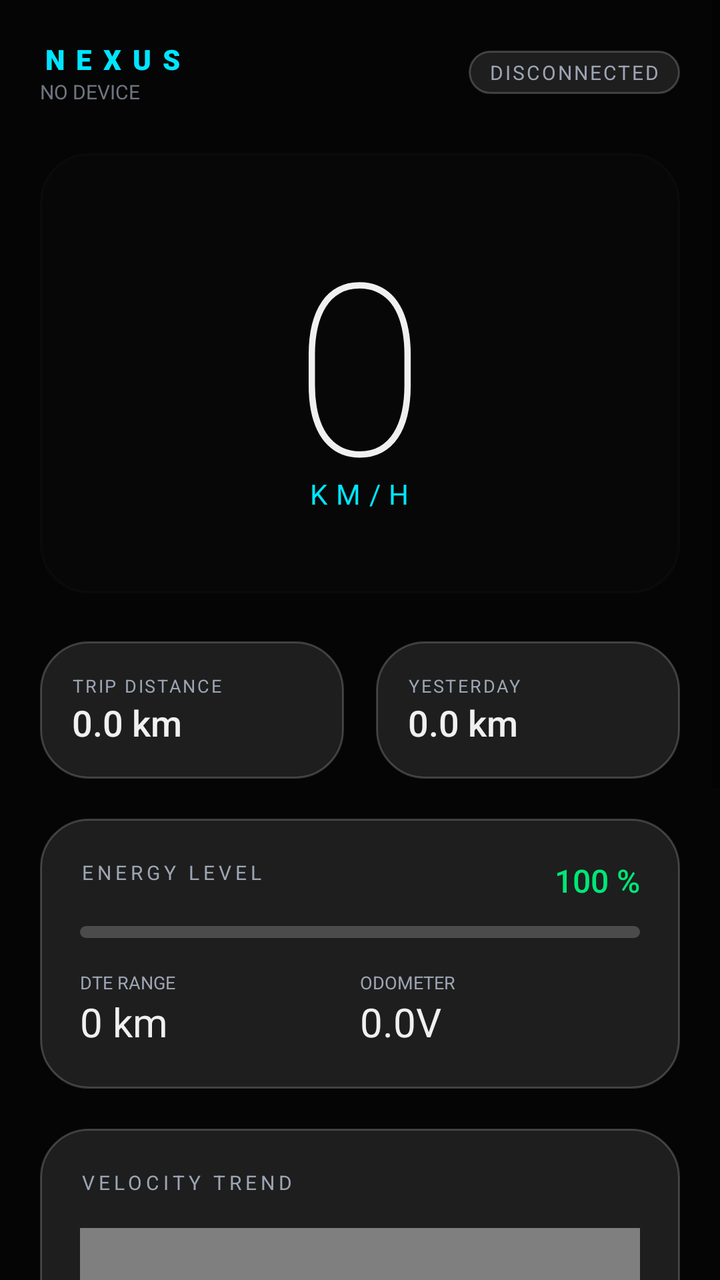
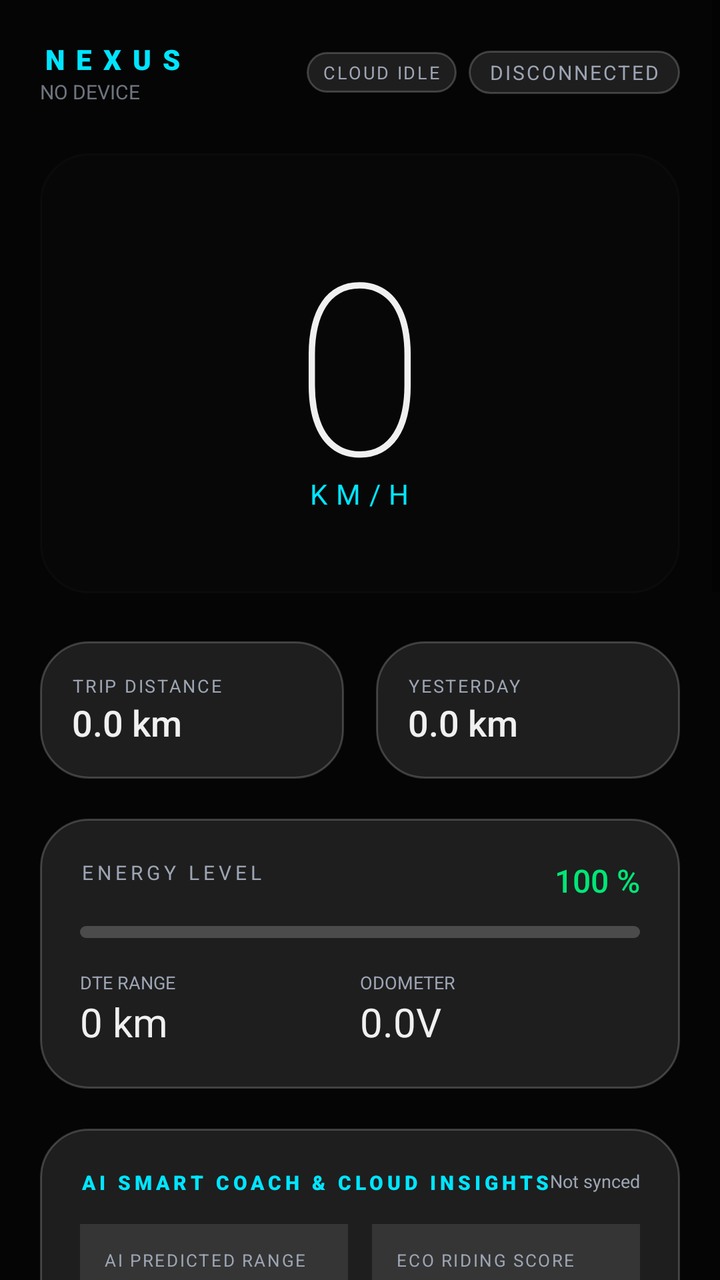

Screens rendered from an Android XML layout before and after an edit, with the pre-edit source and the edit as a unified diff.
<!-- AndroidManifest.xml: application theme Theme.NexusSmartRide -->
<!-- res/layout/activity_main.xml -->
<?xml version="1.0" encoding="utf-8"?>
<ScrollView xmlns:android="http://schemas.android.com/apk/res/android"
    xmlns:app="http://schemas.android.com/apk/res-auto"
    android:layout_width="match_parent"
    android:layout_height="match_parent"
    android:background="@color/bg_dark"
    android:fillViewport="true">

    <LinearLayout
        android:layout_width="match_parent"
        android:layout_height="wrap_content"
        android:orientation="vertical"
        android:padding="20dp">

        
        <RelativeLayout
            android:layout_width="match_parent"
            android:layout_height="wrap_content"
            android:layout_marginBottom="24dp">

            <LinearLayout
                android:layout_width="wrap_content"
                android:layout_height="wrap_content"
                android:orientation="vertical">
                <TextView
                    android:layout_width="wrap_content"
                    android:layout_height="wrap_content"
                    android:text="NEXUS"
                    android:textColor="@color/accent_cyan"
                    android:textSize="14sp"
                    android:letterSpacing="0.4"
                    android:fontFamily="sans-serif-black" />
                <TextView
                    android:id="@+id/tvDeviceName"
                    android:layout_width="wrap_content"
                    android:layout_height="wrap_content"
                    android:text="NO DEVICE"
                    android:textColor="@color/text_secondary"
                    android:textSize="10sp"
                    android:alpha="0.7" />
            </LinearLayout>

            <TextView
                android:id="@+id/tvStatus"
                android:layout_width="wrap_content"
                android:layout_height="wrap_content"
                android:layout_alignParentRight="true"
                android:layout_centerVertical="true"
                android:text="DISCONNECTED"
                android:textColor="@color/text_secondary"
                android:textSize="10sp"
                android:letterSpacing="0.1"
                android:background="@drawable/bg_glass_card"
                android:paddingHorizontal="10dp"
                android:paddingVertical="4dp" />
        </RelativeLayout>

        
        <FrameLayout
            android:layout_width="match_parent"
            android:layout_height="220dp"
            android:layout_marginBottom="24dp">

            
            <View
                android:layout_width="match_parent"
                android:layout_height="match_parent"
                android:alpha="0.1"
                android:background="@drawable/bg_glass_card" />

            <LinearLayout
                android:layout_width="match_parent"
                android:layout_height="match_parent"
                android:gravity="center"
                android:orientation="vertical">

                <TextView
                    android:id="@+id/tvSpeed"
                    android:layout_width="wrap_content"
                    android:layout_height="wrap_content"
                    android:text="0"
                    android:textColor="@color/text_primary"
                    android:textSize="120sp"
                    android:fontFamily="sans-serif-thin"
                    android:includeFontPadding="false" />

                <TextView
                    android:layout_width="wrap_content"
                    android:layout_height="wrap_content"
                    android:text="KM/H"
                    android:textColor="@color/accent_cyan"
                    android:textSize="14sp"
                    android:letterSpacing="0.3"
                    android:layout_marginTop="-20dp" />
            </LinearLayout>
        </FrameLayout>

        
        <LinearLayout
            android:layout_width="match_parent"
            android:layout_height="wrap_content"
            android:orientation="horizontal"
            android:layout_marginBottom="20dp">

            <LinearLayout
                android:layout_width="0dp"
                android:layout_height="wrap_content"
                android:layout_weight="1"
                android:background="@drawable/bg_glass_card"
                android:padding="16dp"
                android:layout_marginEnd="8dp"
                android:orientation="vertical">
                <TextView
                    android:layout_width="wrap_content"
                    android:layout_height="wrap_content"
                    android:text="TRIP DISTANCE"
                    android:textColor="@color/text_secondary"
                    android:textSize="9sp"
                    android:letterSpacing="0.1" />
                <TextView
                    android:id="@+id/tvTodayKm"
                    android:layout_width="wrap_content"
                    android:layout_height="wrap_content"
                    android:text="0.0 km"
                    android:textColor="@color/text_primary"
                    android:textSize="18sp"
                    android:fontFamily="sans-serif-medium" />
            </LinearLayout>

            <LinearLayout
                android:layout_width="0dp"
                android:layout_height="wrap_content"
                android:layout_weight="1"
                android:background="@drawable/bg_glass_card"
                android:padding="16dp"
                android:layout_marginStart="8dp"
                android:orientation="vertical">
                <TextView
                    android:layout_width="wrap_content"
                    android:layout_height="wrap_content"
                    android:text="YESTERDAY"
                    android:textColor="@color/text_secondary"
                    android:textSize="9sp"
                    android:letterSpacing="0.1" />
                <TextView
                    android:id="@+id/tvYesterdayKm"
                    android:layout_width="wrap_content"
                    android:layout_height="wrap_content"
                    android:text="0.0 km"
                    android:textColor="@color/text_primary"
                    android:textSize="18sp"
                    android:fontFamily="sans-serif-medium" />
            </LinearLayout>
        </LinearLayout>

        
        <LinearLayout
            android:layout_width="match_parent"
            android:layout_height="wrap_content"
            android:background="@drawable/bg_glass_card"
            android:padding="20dp"
            android:orientation="vertical"
            android:layout_marginBottom="20dp">

            <RelativeLayout
                android:layout_width="match_parent"
                android:layout_height="wrap_content"
                android:layout_marginBottom="12dp">
                <TextView
                    android:layout_width="wrap_content"
                    android:layout_height="wrap_content"
                    android:text="ENERGY LEVEL"
                    android:textColor="@color/text_secondary"
                    android:textSize="10sp"
                    android:letterSpacing="0.2" />
                <TextView
                    android:id="@+id/tvSoc"
                    android:layout_width="wrap_content"
                    android:layout_height="wrap_content"
                    android:layout_alignParentRight="true"
                    android:text="100 %"
                    android:textColor="@color/accent_green"
                    android:textSize="16sp"
                    android:fontFamily="sans-serif-medium" />
            </RelativeLayout>

            <ProgressBar
                android:id="@+id/progressSoc"
                style="?android:attr/progressBarStyleHorizontal"
                android:layout_width="match_parent"
                android:layout_height="6dp"
                android:max="100"
                android:progress="0"
                android:progressDrawable="@drawable/progress_battery"
                android:layout_marginBottom="16dp" />

            <LinearLayout
                android:layout_width="match_parent"
                android:layout_height="wrap_content"
                android:orientation="horizontal">
                
                <LinearLayout
                    android:layout_width="0dp"
                    android:layout_height="wrap_content"
                    android:layout_weight="1"
                    android:orientation="vertical">
                    <TextView
                        android:layout_width="wrap_content"
                        android:layout_height="wrap_content"
                        android:text="DTE RANGE"
                        android:textColor="@color/text_secondary"
                        android:textSize="9sp" />
                    <TextView
                        android:id="@+id/tvRange"
                        android:layout_width="wrap_content"
                        android:layout_height="wrap_content"
                        android:text="0 km"
                        android:textColor="@color/text_primary"
                        android:textSize="20sp" />
                </LinearLayout>

                <LinearLayout
                    android:layout_width="0dp"
                    android:layout_height="wrap_content"
                    android:layout_weight="1"
                    android:orientation="vertical">
                    <TextView
                        android:layout_width="wrap_content"
                        android:layout_height="wrap_content"
                        android:text="ODOMETER"
                        android:textColor="@color/text_secondary"
                        android:textSize="9sp" />
                    <TextView
                        android:id="@+id/tvVoltage"
                        android:layout_width="wrap_content"
                        android:layout_height="wrap_content"
                        android:text="0.0V"
                        android:textColor="@color/text_primary"
                        android:textSize="20sp" />
                </LinearLayout>

            </LinearLayout>
        </LinearLayout>

        
        <LinearLayout
            android:layout_width="match_parent"
            android:layout_height="wrap_content"
            android:background="@drawable/bg_glass_card"
            android:padding="20dp"
            android:orientation="vertical"
            android:layout_marginBottom="24dp">
            
            <TextView
                android:layout_width="wrap_content"
                android:layout_height="wrap_content"
                android:text="VELOCITY TREND"
                android:textColor="@color/text_secondary"
                android:textSize="10sp"
                android:letterSpacing="0.2"
                android:layout_marginBottom="16dp" />

            <com.thirutricks.nexussmartride.SpeedGraphView
                android:id="@+id/speedGraph"
                android:layout_width="match_parent"
                android:layout_height="100dp" />
        </LinearLayout>

        
        <LinearLayout
            android:layout_width="match_parent"
            android:layout_height="wrap_content"
            android:background="@drawable/bg_glass_card"
            android:padding="20dp"
            android:orientation="vertical"
            android:layout_marginBottom="24dp">

            <RelativeLayout
                android:layout_width="match_parent"
                android:layout_height="wrap_content"
                android:layout_marginBottom="12dp">

                <TextView
                    android:layout_width="wrap_content"
                    android:layout_height="wrap_content"
                    android:text="CLUSTER NAVIGATION &amp; MIRRORING"
                    android:textColor="@color/accent_cyan"
                    android:textSize="10sp"
                    android:letterSpacing="0.2"
                    android:fontFamily="sans-serif-black" />

                <TextView
                    android:id="@+id/tvNavModeBadge"
                    android:layout_width="wrap_content"
                    android:layout_height="wrap_content"
                    android:layout_alignParentRight="true"
                    android:text="OFF"
                    android:textColor="@color/text_secondary"
                    android:textSize="9sp" />
            </RelativeLayout>

            
            <com.google.android.material.button.MaterialButtonToggleGroup
                android:id="@+id/toggleNavMode"
                android:layout_width="match_parent"
                android:layout_height="wrap_content"
                app:singleSelection="true"
                app:selectionRequired="true"
                android:layout_marginBottom="12dp">

                <com.google.android.material.button.MaterialButton
                    android:id="@+id/btnModeOff"
                    style="@style/Widget.MaterialComponents.Button.OutlinedButton"
                    android:layout_width="0dp"
                    android:layout_height="40dp"
                    android:layout_weight="1"
                    android:text="OFF"
                    android:textSize="10sp"
                    app:strokeColor="@color/glass_border"
                    android:textColor="@color/text_primary" />

                <com.google.android.material.button.MaterialButton
                    android:id="@+id/btnModeTbt"
                    style="@style/Widget.MaterialComponents.Button.OutlinedButton"
                    android:layout_width="0dp"
                    android:layout_height="40dp"
                    android:layout_weight="1.4"
                    android:text="TBT (BLE)"
                    android:textSize="10sp"
                    app:strokeColor="@color/glass_border"
                    android:textColor="@color/text_primary" />

                <com.google.android.material.button.MaterialButton
                    android:id="@+id/btnModeMirror"
                    style="@style/Widget.MaterialComponents.Button.OutlinedButton"
                    android:layout_width="0dp"
                    android:layout_height="40dp"
                    android:layout_weight="1.5"
                    android:text="MIRROR (WI-FI)"
                    android:textSize="10sp"
                    app:strokeColor="@color/glass_border"
                    android:textColor="@color/text_primary" />
            </com.google.android.material.button.MaterialButtonToggleGroup>

            
            <LinearLayout
                android:id="@+id/layoutNavStatus"
                android:layout_width="match_parent"
                android:layout_height="wrap_content"
                android:orientation="vertical">

                <TextView
                    android:id="@+id/tvNavInstruction"
                    android:layout_width="wrap_content"
                    android:layout_height="wrap_content"
                    android:text="Select an option above to stream Google Maps"
                    android:textColor="@color/text_secondary"
                    android:textSize="12sp" />

                <TextView
                    android:id="@+id/tvNavDetail"
                    android:layout_width="wrap_content"
                    android:layout_height="wrap_content"
                    android:text=""
                    android:textColor="@color/accent_orange"
                    android:textSize="11sp"
                    android:layout_marginTop="4dp"
                    android:visibility="gone" />

                <com.google.android.material.button.MaterialButton
                    android:id="@+id/btnNavAction"
                    style="@style/Widget.MaterialComponents.Button.TextButton"
                    android:layout_width="wrap_content"
                    android:layout_height="wrap_content"
                    android:text="GRANT ACCESS"
                    android:textColor="@color/accent_blue"
                    android:textSize="11sp"
                    android:padding="0dp"
                    android:layout_marginTop="4dp"
                    android:visibility="gone" />
            </LinearLayout>
        </LinearLayout>

        
        <LinearLayout
            android:layout_width="match_parent"
            android:layout_height="wrap_content"
            android:orientation="horizontal">

            <com.google.android.material.button.MaterialButton
                android:id="@+id/btnConnect"
                style="@style/Widget.MaterialComponents.Button"
                android:layout_width="0dp"
                android:layout_height="54dp"
                android:layout_weight="1"
                android:layout_marginEnd="8dp"
                android:text="SEARCH"
                android:textSize="13sp"
                app:cornerRadius="16dp"
                app:backgroundTint="@color/accent_blue" />

            <com.google.android.material.button.MaterialButton
                android:id="@+id/btnSettings"
                style="@style/Widget.MaterialComponents.Button.OutlinedButton"
                android:layout_width="54dp"
                android:layout_height="54dp"
                android:layout_marginEnd="8dp"
                app:icon="@android:drawable/ic_menu_preferences"
                app:iconGravity="textStart"
                app:iconPadding="0dp"
                app:cornerRadius="16dp"
                android:padding="0dp"
                app:strokeColor="@color/glass_border"
                android:textColor="@color/text_secondary" />

            <com.google.android.material.button.MaterialButton
                android:id="@+id/btnForget"
                style="@style/Widget.MaterialComponents.Button.OutlinedButton"
                android:layout_width="54dp"
                android:layout_height="54dp"
                app:icon="@android:drawable/ic_menu_delete"
                app:iconGravity="textStart"
                app:iconPadding="0dp"
                app:cornerRadius="16dp"
                android:padding="0dp"
                app:strokeColor="@color/glass_border"
                android:textColor="@color/text_secondary" />
        </LinearLayout>

        <TextView
            android:id="@+id/tvLastUpdate"
            android:layout_width="match_parent"
            android:layout_height="wrap_content"
            android:gravity="center"
            android:layout_marginTop="20dp"
            android:padding="8dp"
            android:clickable="true"
            android:focusable="true"
            android:background="?attr/selectableItemBackground"
            android:text="Live Syncing..."
            android:textColor="@color/text_secondary"
            android:textSize="10sp"
            android:alpha="0.7" />

    </LinearLayout>
</ScrollView>
<!-- resources referenced by this layout -->
<resources>
  <color name="accent_blue">#2979FF</color>
  <color name="accent_cyan">#00E5FF</color>
  <color name="accent_green">#00E676</color>
  <color name="accent_orange">#FF9100</color>
  <color name="bg_dark">#050505</color>
  <color name="glass_border">#33FFFFFF</color>
  <color name="text_primary">#F0F0F0</color>
  <color name="text_secondary">#9DA5B4</color>
  <!-- drawable bg_glass_card (drawable) -->
  <?xml version="1.0" encoding="utf-8"?>
  <shape xmlns:android="http://schemas.android.com/apk/res/android">
      <solid android:color="@color/glass_surface" />
      <corners android:radius="24dp" />
      <stroke android:width="1dp" android:color="@color/glass_border" />
  </shape>
  <!-- drawable progress_battery (drawable) -->
  <?xml version="1.0" encoding="utf-8"?>
  <layer-list xmlns:android="http://schemas.android.com/apk/res/android">
      <item android:id="@android:id/background">
          <shape>
              <corners android:radius="6dp" />
              <solid android:color="#33FFFFFF" />
          </shape>
      </item>
      <item android:id="@android:id/progress">
          <clip>
              <shape>
                  <corners android:radius="6dp" />
                  <solid android:color="@color/accent_green" />
              </shape>
          </clip>
      </item>
  </layer-list>
  <style name="Theme.NexusSmartRide" parent="Theme.MaterialComponents.DayNight.NoActionBar">
          <item name="colorPrimary">@color/accent_green</item>
          <item name="colorPrimaryVariant">@color/card_dark</item>
          <item name="colorOnPrimary">@color/black</item>
          <item name="colorSecondary">@color/accent_blue</item>
          <item name="colorOnSecondary">@color/black</item>
          <item name="colorError">@color/accent_red</item>
          <item name="colorOnError">@color/black</item>
          <item name="colorSurface">@color/card_dark</item>
          <item name="colorOnSurface">@color/text_primary</item>
          <item name="android:colorBackground">@color/bg_dark</item>
          <item name="android:windowBackground">@color/bg_dark</item>
          <item name="android:statusBarColor">@color/bg_dark</item>
          <item name="android:navigationBarColor">@color/bg_dark</item>
          <item name="android:windowLightStatusBar" tools:targetApi="m">false</item>
      </style>
  <color name="glass_surface">#1AFFFFFF</color>
  <color name="card_dark">#121212</color>
  <color name="black">#000000</color>
  <color name="accent_red">#FF5252</color>
</resources>

<!-- the commit's change to res/layout/activity_main.xml (unified diff, before → after) -->
@@ -40,19 +40,39 @@
                     android:alpha="0.7" />
             </LinearLayout>
 
-            <TextView
-                android:id="@+id/tvStatus"
+            <LinearLayout
                 android:layout_width="wrap_content"
                 android:layout_height="wrap_content"
                 android:layout_alignParentRight="true"
                 android:layout_centerVertical="true"
-                android:text="DISCONNECTED"
-                android:textColor="@color/text_secondary"
-                android:textSize="10sp"
-                android:letterSpacing="0.1"
-                android:background="@drawable/bg_glass_card"
-                android:paddingHorizontal="10dp"
-                android:paddingVertical="4dp" />
+                android:orientation="horizontal"
+                android:gravity="center_vertical">
+
+                <TextView
+                    android:id="@+id/tvCloudSyncBadge"
+                    android:layout_width="wrap_content"
+                    android:layout_height="wrap_content"
+                    android:text="CLOUD IDLE"
+                    android:textColor="@color/text_secondary"
+                    android:textSize="9sp"
+                    android:letterSpacing="0.1"
+                    android:background="@drawable/bg_glass_card"
+                    android:paddingHorizontal="8dp"
+                    android:paddingVertical="4dp"
+                    android:layout_marginEnd="6dp" />
+
+                <TextView
+                    android:id="@+id/tvStatus"
+                    android:layout_width="wrap_content"
+                    android:layout_height="wrap_content"
+                    android:text="DISCONNECTED"
+                    android:textColor="@color/text_secondary"
+                    android:textSize="10sp"
+                    android:letterSpacing="0.1"
+                    android:background="@drawable/bg_glass_card"
+                    android:paddingHorizontal="10dp"
+                    android:paddingVertical="4dp" />
+            </LinearLayout>
         </RelativeLayout>
 
         
@@ -240,6 +260,254 @@
                 </LinearLayout>
 
             </LinearLayout>
+        </LinearLayout>
+
+        
+        <LinearLayout
+            android:id="@+id/cardAiCloudInsights"
+            android:layout_width="match_parent"
+            android:layout_height="wrap_content"
+            android:background="@drawable/bg_glass_card"
+            android:padding="20dp"
+            android:orientation="vertical"
+            android:layout_marginBottom="20dp">
+
+            <RelativeLayout
+                android:layout_width="match_parent"
+                android:layout_height="wrap_content"
+                android:layout_marginBottom="14dp">
+
+                <TextView
+                    android:layout_width="wrap_content"
+                    android:layout_height="wrap_content"
+                    android:text="AI SMART COACH &amp; CLOUD INSIGHTS"
+                    android:textColor="@color/accent_cyan"
+                    android:textSize="10sp"
+                    android:letterSpacing="0.2"
+                    android:fontFamily="sans-serif-black" />
+
+                <TextView
+                    android:id="@+id/tvCloudSyncTime"
+                    android:layout_width="wrap_content"
+                    android:layout_height="wrap_content"
+                    android:layout_alignParentRight="true"
+                    android:text="Not synced"
+                    android:textColor="@color/text_secondary"
+                    android:textSize="9sp" />
+            </RelativeLayout>
+
+            
+            <LinearLayout
+                android:layout_width="match_parent"
+                android:layout_height="wrap_content"
+                android:orientation="horizontal"
+                android:layout_marginBottom="14dp">
+
+                <LinearLayout
+                    android:layout_width="0dp"
+                    android:layout_height="wrap_content"
+                    android:layout_weight="1"
+                    android:background="@color/glass_surface"
+                    android:padding="12dp"
+                    android:layout_marginEnd="6dp"
+                    android:orientation="vertical">
+                    <TextView
+                        android:layout_width="wrap_content"
+                        android:layout_height="wrap_content"
+                        android:text="AI PREDICTED RANGE"
+                        android:textColor="@color/text_secondary"
+                        android:textSize="8.5sp"
+                        android:letterSpacing="0.1" />
+                    <TextView
+                        android:id="@+id/tvAiRange"
+                        android:layout_width="wrap_content"
+                        android:layout_height="wrap_content"
+                        android:text="-- km"
+                        android:textColor="@color/accent_green"
+                        android:textSize="18sp"
+                        android:fontFamily="sans-serif-bold" />
+                    <TextView
+                        android:id="@+id/tvAiRangeSub"
+                        android:layout_width="wrap_content"
+                        android:layout_height="wrap_content"
+                        android:text="Calibrating pace..."
+                        android:textColor="@color/text_secondary"
+                        android:textSize="8.5sp" />
+                </LinearLayout>
+
+                <LinearLayout
+                    android:layout_width="0dp"
+                    android:layout_height="wrap_content"
+                    android:layout_weight="1"
+                    android:background="@color/glass_surface"
+                    android:padding="12dp"
+                    android:layout_marginStart="6dp"
+                    android:orientation="vertical">
+                    <TextView
+                        android:layout_width="wrap_content"
+                        android:layout_height="wrap_content"
+                        android:text="ECO RIDING SCORE"
+                        android:textColor="@color/text_secondary"
+                        android:textSize="8.5sp"
+                        android:letterSpacing="0.1" />
+                    <TextView
+                        android:id="@+id/tvAiEcoScore"
+                        android:layout_width="wrap_content"
+                        android:layout_height="wrap_content"
+                        android:text="85/100"
+                        android:textColor="@color/accent_cyan"
+                        android:textSize="18sp"
+                        android:fontFamily="sans-serif-bold" />
+                    <TextView
+                        android:id="@+id/tvAiEcoRating"
+                        android:layout_width="wrap_content"
+                        android:layout_height="wrap_content"
+                        android:text="Efficient Rider"
+                        android:textColor="@color/text_secondary"
+                        android:textSize="8.5sp" />
+                </LinearLayout>
+            </LinearLayout>
+
+            
+            <LinearLayout
+                android:layout_width="match_parent"
+                android:layout_height="wrap_content"
+                android:background="@color/glass_surface"
+                android:padding="12dp"
+                android:orientation="horizontal"
+                android:gravity="center_vertical"
+                android:layout_marginBottom="14dp">
+
+                <TextView
+                    android:layout_width="wrap_content"
+                    android:layout_height="wrap_content"
+                    android:text="💡"
+                    android:textSize="16sp"
+                    android:layout_marginEnd="10dp" />
+
+                <TextView
+                    android:id="@+id/tvAiCoachTip"
+                    android:layout_width="0dp"
+                    android:layout_height="wrap_content"
+                    android:layout_weight="1"
+                    android:text="Maintain smooth cruising between 35-45 km/h for maximum range."
+                    android:textColor="@color/text_primary"
+                    android:textSize="11sp"
+                    android:lineSpacingExtra="2dp" />
+            </LinearLayout>
+
+            
+            <TextView
+                android:layout_width="wrap_content"
+                android:layout_height="wrap_content"
+                android:text="CLOUD FLEET IMPACT"
+                android:textColor="@color/text_secondary"
+                android:textSize="9sp"
+                android:letterSpacing="0.2"
+                android:layout_marginBottom="8dp" />
+
+            <LinearLayout
+                android:layout_width="match_parent"
+                android:layout_height="wrap_content"
+                android:orientation="horizontal"
+                android:layout_marginBottom="12dp">
+
+                <LinearLayout
+                    android:layout_width="0dp"
+                    android:layout_height="wrap_content"
+                    android:layout_weight="1"
+                    android:orientation="vertical">
+                    <TextView
+                        android:layout_width="wrap_content"
+                        android:layout_height="wrap_content"
+                        android:text="SAVINGS"
+                        android:textColor="@color/text_secondary"
+                        android:textSize="8sp" />
+                    <TextView
+                        android:id="@+id/tvCloudMoneySaved"
+                        android:layout_width="wrap_content"
+                        android:layout_height="wrap_content"
+                        android:text="₹0"
+                        android:textColor="@color/accent_green"
+                        android:textSize="15sp"
+                        android:fontFamily="sans-serif-medium" />
+                </LinearLayout>
+
+                <LinearLayout
+                    android:layout_width="0dp"
+                    android:layout_height="wrap_content"
+                    android:layout_weight="1"
+                    android:orientation="vertical">
+                    <TextView
+                        android:layout_width="wrap_content"
+                        android:layout_height="wrap_content"
+                        android:text="PETROL"
+                        android:textColor="@color/text_secondary"
+                        android:textSize="8sp" />
+                    <TextView
+                        android:id="@+id/tvCloudPetrolSaved"
+                        android:layout_width="wrap_content"
+                        android:layout_height="wrap_content"
+                        android:text="0.0 L"
+                        android:textColor="@color/accent_cyan"
+                        android:textSize="15sp"
+                        android:fontFamily="sans-serif-medium" />
+                </LinearLayout>
+
+                <LinearLayout
+                    android:layout_width="0dp"
+                    android:layout_height="wrap_content"
+                    android:layout_weight="1"
+                    android:orientation="vertical">
+                    <TextView
+                        android:layout_width="wrap_content"
+                        android:layout_height="wrap_content"
+                        android:text="CO2 OFFSET"
+                        android:textColor="@color/text_secondary"
+                        android:textSize="8sp" />
+                    <TextView
+                        android:id="@+id/tvCloudCo2Saved"
+                        android:layout_width="wrap_content"
+                        android:layout_height="wrap_content"
+                        android:text="0.0 kg"
+                        android:textColor="@color/accent_orange"
+                        android:textSize="15sp"
+                        android:fontFamily="sans-serif-medium" />
+                </LinearLayout>
+
+                <LinearLayout
+                    android:layout_width="0dp"
+                    android:layout_height="wrap_content"
+                    android:layout_weight="1"
+                    android:orientation="vertical">
+                    <TextView
+                        android:layout_width="wrap_content"
+                        android:layout_height="wrap_content"
+                        android:text="SERVICE IN"
+                        android:textColor="@color/text_secondary"
+                        android:textSize="8sp" />
+                    <TextView
+                        android:id="@+id/tvCloudNextService"
+                        android:layout_width="wrap_content"
+                        android:layout_height="wrap_content"
+                        android:text="1000 km"
+                        android:textColor="@color/text_primary"
+                        android:textSize="15sp"
+                        android:fontFamily="sans-serif-medium" />
+                </LinearLayout>
+            </LinearLayout>
+
+            
+            <com.google.android.material.button.MaterialButton
+                android:id="@+id/btnCloudSyncNow"
+                style="@style/Widget.MaterialComponents.Button.OutlinedButton"
+                android:layout_width="match_parent"
+                android:layout_height="40dp"
+                android:text="SYNC WITH CLOUD SERVER"
+                android:textSize="10sp"
+                app:strokeColor="@color/accent_cyan"
+                android:textColor="@color/accent_cyan" />
+
         </LinearLayout>
 
         
